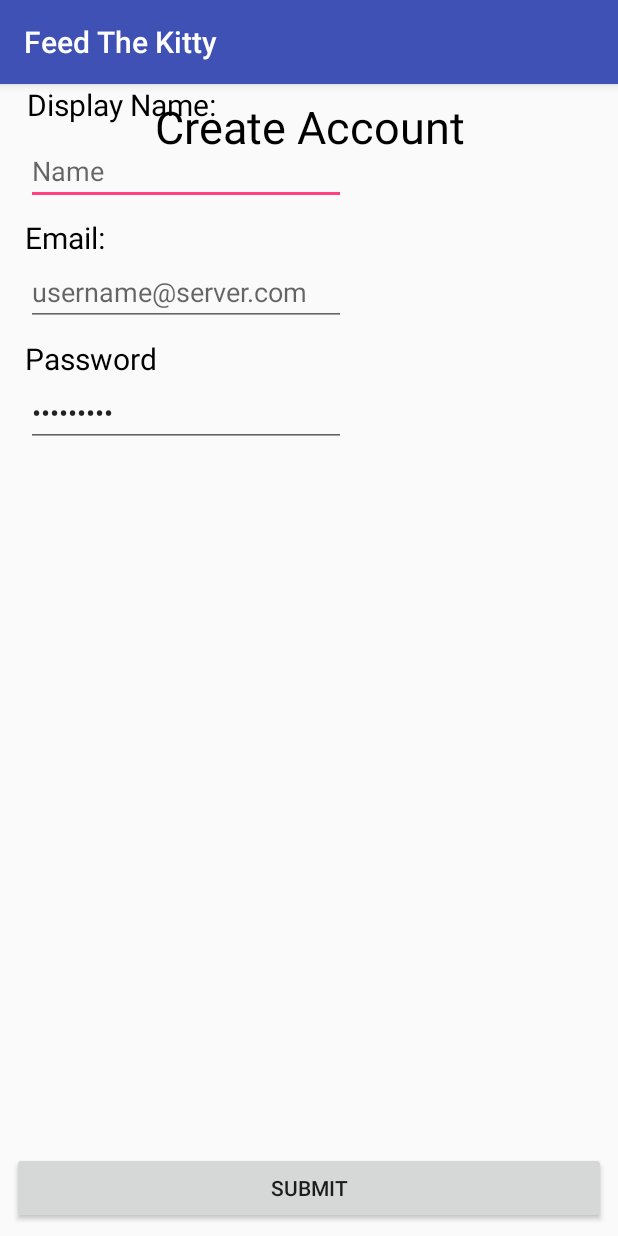
After one commit to aksdad/436, an Android app: the CreateAccount screen opened directly, with no data from a screen before it, on a phone screen of 412 x 824 dp. The commit adds this screen. Run offline under Robolectric (Android 15) with nearby library versions, the phone set to English and light mode, and no system bars.

Commit message:
create account page exists, not connected

```diff
--- a/app/build.gradle
+++ b/app/build.gradle
@@ -34,4 +34,5 @@ dependencies {
 }
 
 
+
 apply plugin: 'com.google.gms.google-services'
--- a/app/src/main/AndroidManifest.xml
+++ b/app/src/main/AndroidManifest.xml
@@ -43,22 +43,25 @@
         <activity
             android:name=".OngoingEvents"
             android:label="Feed The Kitty"
-            android:theme="@style/AppTheme.NoActionBar"
-            android:parentActivityName=".MainMenu"/>
+            android:parentActivityName=".MainMenu"
+            android:theme="@style/AppTheme.NoActionBar" />
         <activity
             android:name=".PastEvents"
             android:label="Feed The Kitty"
-            android:theme="@style/AppTheme.NoActionBar"
-            android:parentActivityName=".MainMenu"/>
+            android:parentActivityName=".MainMenu"
+            android:theme="@style/AppTheme.NoActionBar" />
         <activity
             android:name=".TestActivity"
-            android:windowSoftInputMode="adjustPan"
             android:launchMode="singleTop"
-            android:parentActivityName=".MainMenu"/>
-        <activity android:name=".MainMenu"
-            android:parentActivityName=".LoginActivity"/>
-        <activity android:name=".AddExpense"
-            android:parentActivityName=".TestActivity"></activity>
+            android:parentActivityName=".MainMenu"
+            android:windowSoftInputMode="adjustPan" />
+        <activity
+            android:name=".MainMenu"
+            android:parentActivityName=".LoginActivity" />
+        <activity
+            android:name=".AddExpense"
+            android:parentActivityName=".TestActivity" />
+        <activity android:name=".CreateAccount"></activity>
     </application>
 
 </manifest>
--- /dev/null
+++ b/app/src/main/java/com/example/cory/feedthekitty/CreateAccount.java
@@ -0,0 +1,42 @@
+package com.example.cory.feedthekitty;
+
+import android.support.v7.app.AppCompatActivity;
+import android.os.Bundle;
+import android.text.TextUtils;
+import android.view.View;
+import android.widget.Button;
+import android.widget.EditText;
+
+public class CreateAccount extends AppCompatActivity {
+
+    EditText mDisplayName, mEmailAddress, mPassword;
+    Button mSubmitButton;
+
+    private boolean isPasswordValid(String password) {
+        //TODO: Replace this with your own logic
+        return password.length() > 4;
+    }
+
+    private boolean isEmailValid(String email) {
+        //TODO: Replace this with your own logic
+        return email.contains("@");
+    }
+    @Override
+    protected void onCreate(Bundle savedInstanceState) {
+        super.onCreate(savedInstanceState);
+        setContentView(R.layout.activity_create_account);
+
+        mDisplayName = (EditText) findViewById(R.id.display_name_text_view);
+        mEmailAddress = (EditText) findViewById(R.id.enter_email_field);
+        mPassword = (EditText) findViewById(R.id.enter_password_field);
+
+        mSubmitButton = (Button) findViewById(R.id.submit_create_account);
+
+        mSubmitButton.setOnClickListener(new View.OnClickListener() {
+            @Override
+            public void onClick(View view) {
+                //Reset errors.
+            }
+        });
+    }
+}
--- a/app/src/main/java/com/example/cory/feedthekitty/LoginActivity.java
+++ b/app/src/main/java/com/example/cory/feedthekitty/LoginActivity.java
@@ -354,6 +354,8 @@ public class LoginActivity extends AppCompatActivity implements LoaderCallbacks<
     }
 
     private void attemptSignup() {
+//        Intent intent = new Intent(LoginActivity.this, CreateAccount.class);
+//        startActivity(intent);
         if (mAuthTask != null) {
             return;
         }
--- /dev/null
+++ b/app/src/main/res/layout/activity_create_account.xml
@@ -0,0 +1,124 @@
+<?xml version="1.0" encoding="utf-8"?>
+<android.support.constraint.ConstraintLayout xmlns:android="http://schemas.android.com/apk/res/android"
+    xmlns:app="http://schemas.android.com/apk/res-auto"
+    xmlns:tools="http://schemas.android.com/tools"
+    android:layout_width="match_parent"
+    android:layout_height="match_parent"
+    tools:context="com.example.cory.feedthekitty.CreateAccount">
+
+    <TextView
+        android:id="@+id/create_account_view"
+        android:layout_width="0dp"
+        android:layout_height="wrap_content"
+        android:layout_marginEnd="8dp"
+        android:layout_marginStart="8dp"
+        android:layout_marginTop="8dp"
+        android:text="Create Account"
+        android:textAlignment="center"
+        android:textColor="@android:color/black"
+        android:textSize="30sp"
+        app:layout_constraintEnd_toEndOf="parent"
+        app:layout_constraintStart_toStartOf="parent"
+        app:layout_constraintTop_toTopOf="parent" />
+
+    <TextView
+        android:id="@+id/display_name_view"
+        android:layout_width="wrap_content"
+        android:layout_height="wrap_content"
+        android:layout_marginEnd="8dp"
+        android:text="Display Name:"
+        android:textColor="@android:color/black"
+        android:textSize="20sp"
+        app:layout_constraintEnd_toEndOf="parent"
+        app:layout_constraintHorizontal_bias="0.064"
+        app:layout_constraintStart_toStartOf="parent"
+        tools:layout_editor_absoluteY="79dp" />
+
+    <EditText
+        android:id="@+id/display_name_text_view"
+        android:layout_width="wrap_content"
+        android:layout_height="wrap_content"
+        android:layout_marginEnd="8dp"
+        android:layout_marginStart="8dp"
+        android:layout_marginTop="8dp"
+        android:ems="10"
+        android:hint="Name"
+        android:inputType="textPersonName"
+        app:layout_constraintEnd_toEndOf="parent"
+        app:layout_constraintHorizontal_bias="0.052"
+        app:layout_constraintStart_toStartOf="parent"
+        app:layout_constraintTop_toBottomOf="@+id/display_name_view" />
+
+    <TextView
+        android:id="@+id/email_field"
+        android:layout_width="wrap_content"
+        android:layout_height="wrap_content"
+        android:layout_marginEnd="8dp"
+        android:layout_marginStart="8dp"
+        android:layout_marginTop="8dp"
+        android:text="Email:"
+        android:textColor="@android:color/black"
+        android:textSize="20sp"
+        app:layout_constraintEnd_toEndOf="parent"
+        app:layout_constraintHorizontal_bias="0.025"
+        app:layout_constraintStart_toStartOf="parent"
+        app:layout_constraintTop_toBottomOf="@+id/display_name_text_view" />
+
+    <EditText
+        android:id="@+id/enter_email_field"
+        android:layout_width="wrap_content"
+        android:layout_height="wrap_content"
+        android:layout_marginEnd="8dp"
+        android:layout_marginStart="8dp"
+        android:ems="10"
+        android:hint="username@server.com"
+        android:inputType="textPersonName"
+        app:layout_constraintEnd_toEndOf="parent"
+        app:layout_constraintHorizontal_bias="0.052"
+        app:layout_constraintStart_toStartOf="parent"
+        app:layout_constraintTop_toBottomOf="@+id/email_field" />
+
+    <TextView
+        android:id="@+id/password_field"
+        android:layout_width="wrap_content"
+        android:layout_height="wrap_content"
+        android:layout_marginEnd="8dp"
+        android:layout_marginStart="8dp"
+        android:layout_marginTop="8dp"
+
+        android:text="Password"
+        android:textColor="@android:color/black"
+        android:textSize="20sp"
+        app:layout_constraintEnd_toEndOf="parent"
+        app:layout_constraintHorizontal_bias="0.028"
+        app:layout_constraintStart_toStartOf="parent"
+        app:layout_constraintTop_toBottomOf="@+id/enter_email_field" />
+
+    <EditText
+        android:id="@+id/enter_password_field"
+        android:layout_width="wrap_content"
+        android:layout_height="wrap_content"
+        android:layout_marginEnd="8dp"
+        android:layout_marginStart="8dp"
+        android:ems="10"
+        android:inputType="textPassword"
+        android:maxLines="1"
+        android:singleLine="true"
+        android:text="Password:"
+        app:layout_constraintEnd_toEndOf="parent"
+        app:layout_constraintHorizontal_bias="0.052"
+        app:layout_constraintStart_toStartOf="parent"
+        app:layout_constraintTop_toBottomOf="@+id/password_field" />
+
+    <Button
+        android:id="@+id/submit_create_account"
+        android:layout_width="0dp"
+        android:layout_height="wrap_content"
+        android:layout_marginBottom="8dp"
+        android:layout_marginEnd="8dp"
+        android:layout_marginStart="8dp"
+        android:text="Submit"
+        app:layout_constraintBottom_toBottomOf="parent"
+        app:layout_constraintEnd_toEndOf="parent"
+        app:layout_constraintStart_toStartOf="parent" />
+</android.support.constraint.ConstraintLayout>
```
